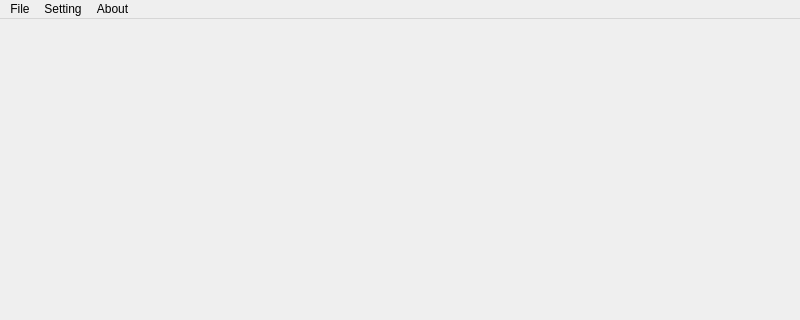
Before: the Qt Designer form Form2/UI/main.ui in VanNamMan/PyQt_Form, drawn with Qt 5; both pictures show x 0 to 800 and y 0 to 320 of the 800 by 600 pixel window.
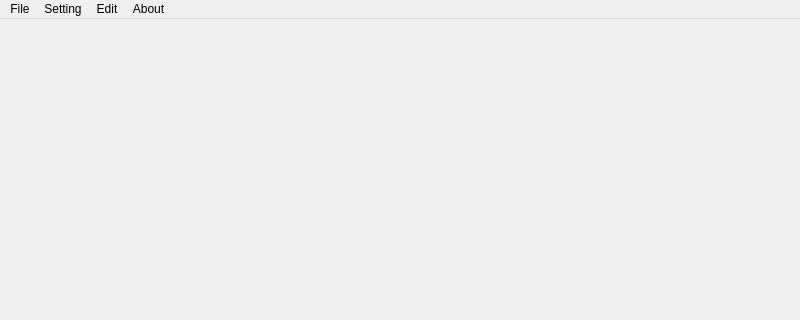
After: the same form once the commit is applied.

Patch:
```diff
--- a/Form2/UI/main.ui
+++ b/Form2/UI/main.ui
@@ -44,8 +44,15 @@
     <addaction name="actionversion"/>
     <addaction name="actioninfomation"/>
    </widget>
+   <widget class="QMenu" name="menuEdit">
+    <property name="title">
+     <string>Edit</string>
+    </property>
+    <addaction name="actiondraw"/>
+   </widget>
    <addaction name="menuFile"/>
    <addaction name="menuSetting"/>
+   <addaction name="menuEdit"/>
    <addaction name="menuAbout"/>
   </widget>
   <widget class="QStatusBar" name="statusbar"/>
```
Left out of the diff: 5 changed lines with no effect on the pictures.
